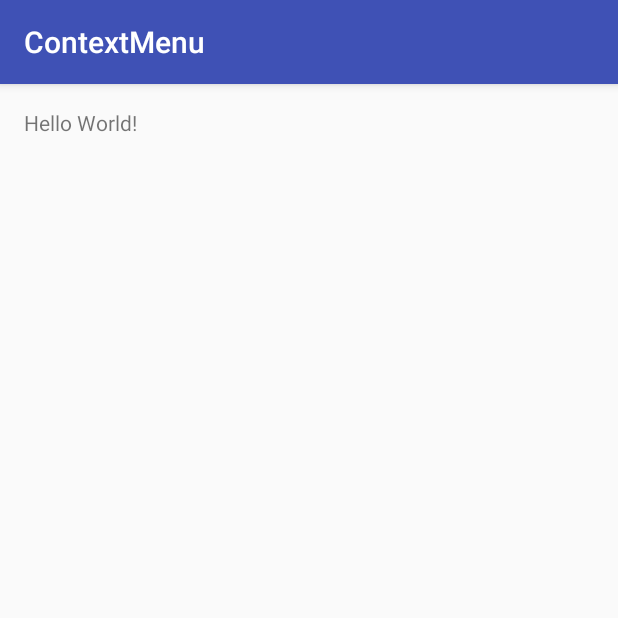
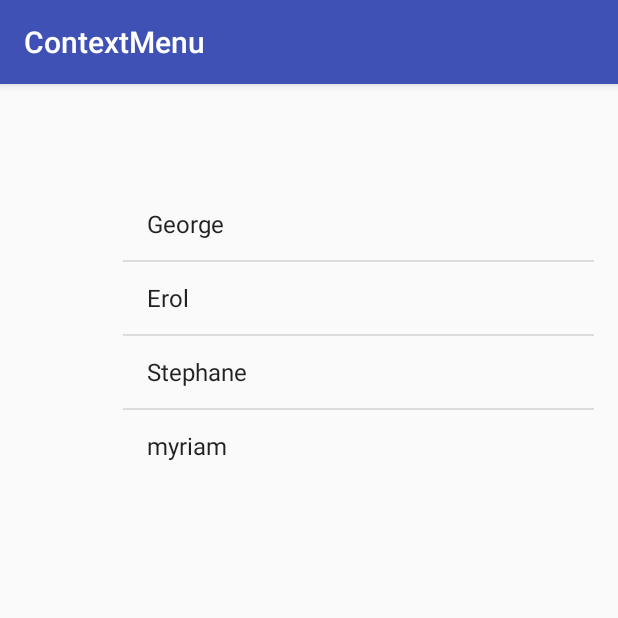
Before and after one commit to Crawford30/AndroidExamples, an Android app: the screen it shows after launch (MainActivity), on a phone screen of 412 x 824 dp, the top half of it. Run offline under Robolectric (Android 15) with nearby library versions, the phone set to English and light mode, and no system bars.

Commit message:
Add a Context Menu example

```diff
--- a/4.AndroidMenu/ContextMenu/app/src/main/java/com/example/menu/context/fouliex/contextmenu/MainActivity.java
+++ b/4.AndroidMenu/ContextMenu/app/src/main/java/com/example/menu/context/fouliex/contextmenu/MainActivity.java
@@ -2,12 +2,50 @@ package com.example.menu.context.fouliex.contextmenu;
 
 import android.support.v7.app.AppCompatActivity;
 import android.os.Bundle;
+import android.view.ContextMenu;
+import android.view.MenuItem;
+import android.view.View;
+import android.widget.ArrayAdapter;
+import android.widget.ListView;
+import android.widget.Toast;
 
+/**
+ * Android context menu appears when a user long press on a element. It is also know  as a floating
+ * menu and doesn't support item shortcuts and icons.
+ */
 public class MainActivity extends AppCompatActivity {
+    ListView listView;
+    String contacts[] = {"George", "Erol", "Stephane", "myriam"};
 
     @Override
     protected void onCreate(Bundle savedInstanceState) {
         super.onCreate(savedInstanceState);
         setContentView(R.layout.activity_main);
+        listView = (ListView) findViewById(R.id.listView1);
+        ArrayAdapter<String> adapter = new ArrayAdapter<String>(this, android.R.layout.simple_list_item_1, contacts);
+        listView.setAdapter(adapter);
+        // Register the ListView for Context menu
+        registerForContextMenu(listView);
+    }
+
+    @Override
+    public void onCreateContextMenu(ContextMenu menu, View v, ContextMenu.ContextMenuInfo menuInfo)
+    {
+        super.onCreateContextMenu(menu, v, menuInfo);
+        menu.setHeaderTitle("Select The Action");
+        menu.add(0, v.getId(), 0, "Call");//groupId, itemId, order, title
+        menu.add(0, v.getId(), 0, "SMS");
+    }
+    @Override
+    public boolean onContextItemSelected(MenuItem item){
+        if(item.getTitle()=="Call"){
+            Toast.makeText(getApplicationContext(),"calling code",Toast.LENGTH_LONG).show();
+        }
+        else if(item.getTitle()=="SMS"){
+            Toast.makeText(getApplicationContext(),"sending sms code",Toast.LENGTH_LONG).show();
+        }else{
+            return false;
+        }
+        return true;
     }
 }
--- a/4.AndroidMenu/ContextMenu/app/src/main/res/layout/activity_main.xml
+++ b/4.AndroidMenu/ContextMenu/app/src/main/res/layout/activity_main.xml
@@ -8,10 +8,15 @@
     android:paddingLeft="@dimen/activity_horizontal_margin"
     android:paddingRight="@dimen/activity_horizontal_margin"
     android:paddingTop="@dimen/activity_vertical_margin"
-    tools:context="com.example.menu.context.fouliex.contextmenu.MainActivity">
+    tools:context=".MainActivity">
 
-    <TextView
-        android:layout_width="wrap_content"
+    <ListView
+        android:id="@+id/listView1"
+        android:layout_width="match_parent"
         android:layout_height="wrap_content"
+        android:layout_alignParentLeft="true"
+        android:layout_alignParentTop="true"
+        android:layout_marginLeft="66dp"
+        android:layout_marginTop="53dp"
         android:text="Hello World!" />
 </RelativeLayout>
```
